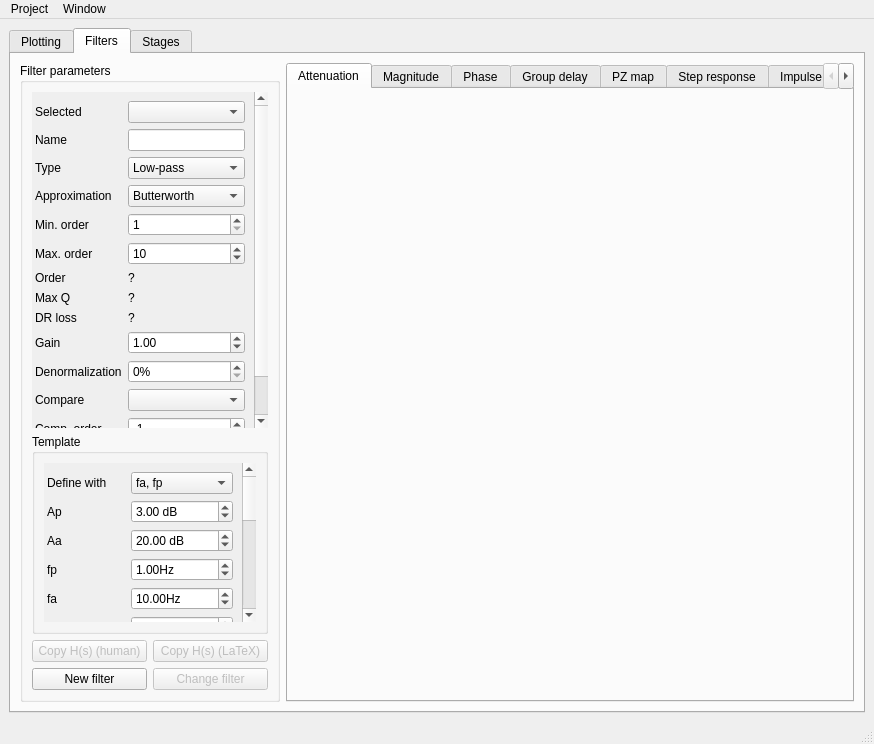
First picture: the form in designer/mainwindow.ui, repository juan-sb/filtertool-tc22, before the edit.
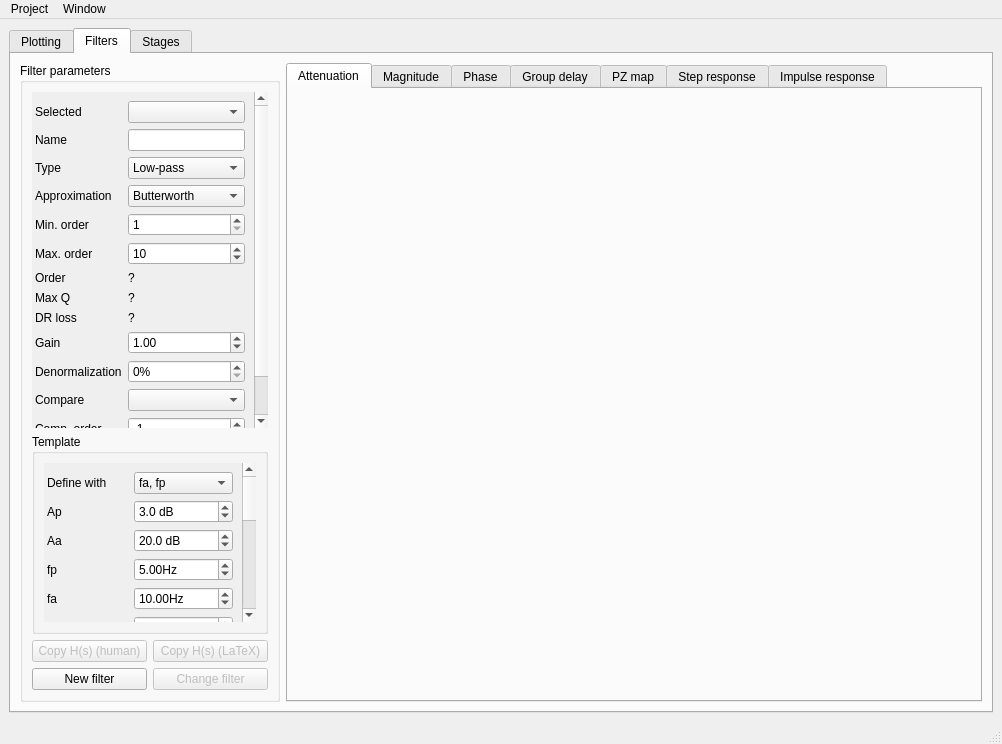
Second picture: the form after the edit. The open tabs and pages were chosen to show the change. Icons and pictures are not drawn. Custom widgets are drawn as their Qt base class.

Commit message: Better pzmap limit scaling

```diff
--- a/designer/mainwindow.ui
+++ b/designer/mainwindow.ui
@@ -6,7 +6,7 @@
    <rect>
     <x>0</x>
     <y>0</y>
-    <width>874</width>
+    <width>1002</width>
     <height>744</height>
    </rect>
   </property>
@@ -1452,11 +1452,14 @@
                     <property name="suffix">
                      <string>Hz</string>
                     </property>
+                    <property name="decimals">
+                     <number>2</number>
+                    </property>
                     <property name="maximum">
                      <double>1000000000.000000000000000</double>
                     </property>
                     <property name="value">
-                     <double>1.000000000000000</double>
+                     <double>5.000000000000000</double>
                     </property>
                    </widget>
                   </item>
@@ -1468,6 +1471,9 @@
                     <property name="suffix">
                      <string>Hz</string>
                     </property>
+                    <property name="decimals">
+                     <number>2</number>
+                    </property>
                     <property name="maximum">
                      <double>1000000000.000000000000000</double>
                     </property>
@@ -1539,6 +1545,9 @@
                     <property name="suffix">
                      <string> dB</string>
                     </property>
+                    <property name="decimals">
+                     <number>1</number>
+                    </property>
                     <property name="minimum">
                      <double>0.000000000000000</double>
                     </property>
@@ -1612,6 +1621,9 @@
                     <property name="suffix">
                      <string> dB</string>
                     </property>
+                    <property name="decimals">
+                     <number>1</number>
+                    </property>
                     <property name="minimum">
                      <double>0.000000000000000</double>
                     </property>
@@ -2880,7 +2892,7 @@
     <rect>
      <x>0</x>
      <y>0</y>
-     <width>874</width>
+     <width>1002</width>
      <height>26</height>
     </rect>
    </property>
```
Left out of the diff: 4 changed lines with no effect on the pictures. The commit also changes 2 other files.
